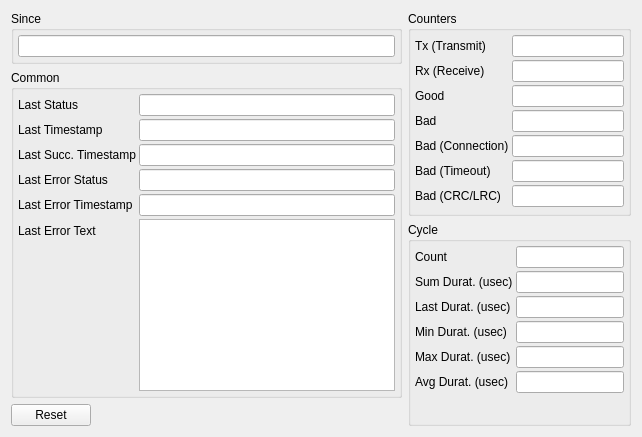
The window that src/client/gui/statistics/client_portstatisticsui.ui (pipichen-rgb/ModbusTools-2025) describes before a commit, drawn with Qt 5.
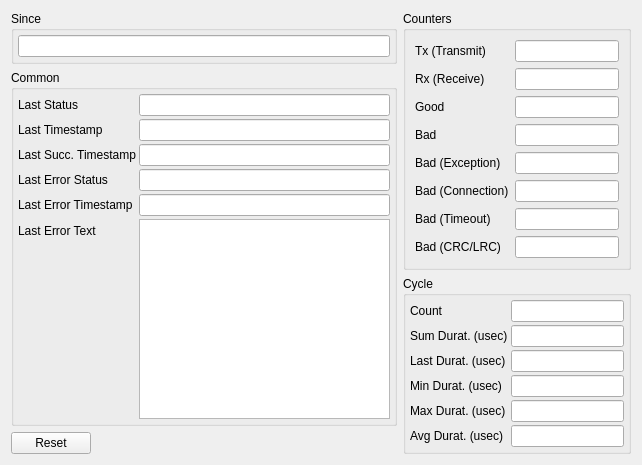
The same window after the commit.

Commit message: Add statistics Client/Server Port/Device Standard exception count

Patch:
```diff
--- a/src/client/gui/statistics/client_portstatisticsui.ui
+++ b/src/client/gui/statistics/client_portstatisticsui.ui
@@ -7,7 +7,7 @@
     <x>0</x>
     <y>0</y>
     <width>642</width>
-    <height>437</height>
+    <height>463</height>
    </rect>
   </property>
   <layout class="QHBoxLayout" name="horizontalLayout_2">
@@ -195,24 +195,6 @@
         <string>Counters</string>
        </property>
        <layout class="QFormLayout" name="formLayout_2">
-        <property name="horizontalSpacing">
-         <number>3</number>
-        </property>
-        <property name="verticalSpacing">
-         <number>3</number>
-        </property>
-        <property name="leftMargin">
-         <number>4</number>
-        </property>
-        <property name="topMargin">
-         <number>4</number>
-        </property>
-        <property name="rightMargin">
-         <number>4</number>
-        </property>
-        <property name="bottomMargin">
-         <number>4</number>
-        </property>
         <item row="0" column="0">
          <widget class="QLabel" name="label_6">
           <property name="text">
@@ -269,48 +251,62 @@
           </property>
          </widget>
         </item>
+        <item row="4" column="0">
+         <widget class="QLabel" name="label_14">
+          <property name="text">
+           <string>Bad (Exception)</string>
+          </property>
+         </widget>
+        </item>
+        <item row="4" column="1">
+         <widget class="QLineEdit" name="lnCountBadStandard">
+          <property name="readOnly">
+           <bool>true</bool>
+          </property>
+         </widget>
+        </item>
         <item row="5" column="0">
+         <widget class="QLabel" name="label_11">
+          <property name="text">
+           <string>Bad (Connection)</string>
+          </property>
+         </widget>
+        </item>
+        <item row="5" column="1">
+         <widget class="QLineEdit" name="lnCountBadConnection">
+          <property name="readOnly">
+           <bool>true</bool>
+          </property>
+         </widget>
+        </item>
+        <item row="6" column="0">
          <widget class="QLabel" name="label_9">
           <property name="text">
            <string>Bad (Timeout)</string>
           </property>
          </widget>
         </item>
-        <item row="5" column="1">
+        <item row="6" column="1">
          <widget class="QLineEdit" name="lnCountBadTimeout">
           <property name="readOnly">
            <bool>true</bool>
           </property>
          </widget>
         </item>
-        <item row="6" column="0">
+        <item row="7" column="0">
          <widget class="QLabel" name="label_10">
           <property name="text">
            <string>Bad (CRC/LRC)</string>
           </property>
          </widget>
         </item>
-        <item row="6" column="1">
+        <item row="7" column="1">
          <widget class="QLineEdit" name="lnCountBadCRC">
           <property name="readOnly">
            <bool>true</bool>
           </property>
          </widget>
         </item>
-        <item row="4" column="1">
-         <widget class="QLineEdit" name="lnCountBadConnection">
-          <property name="readOnly">
-           <bool>true</bool>
-          </property>
-         </widget>
-        </item>
-        <item row="4" column="0">
-         <widget class="QLabel" name="label_11">
-          <property name="text">
-           <string>Bad (Connection)</string>
-          </property>
-         </widget>
-        </item>
        </layout>
       </widget>
      </item>
```
The commit also changes 18 other files.
